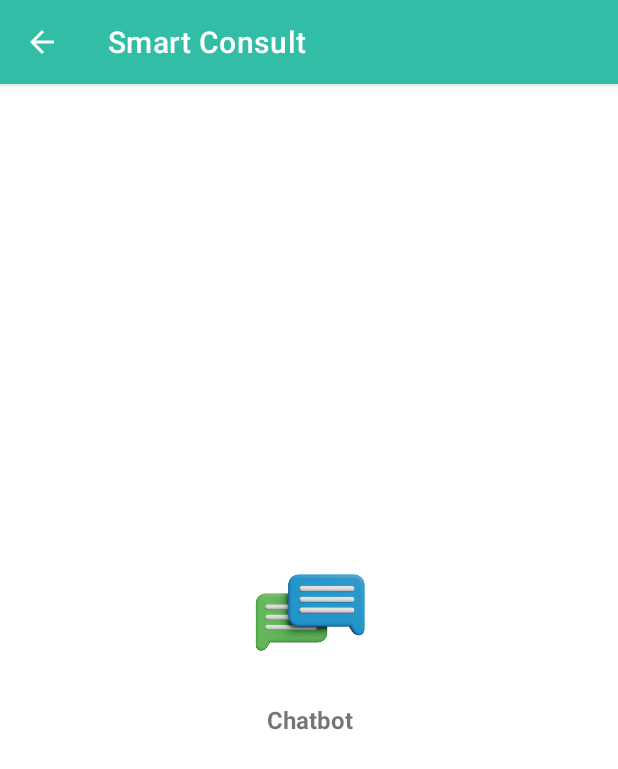
After one commit to Muqorrobin22/chatbot-with-kotlin-and-python, an Android app: the MenuActivity screen opened directly, with no data from a screen before it, on a phone screen of 412 x 824 dp. The commit adds this screen. Shown: the top 769 px of the screen. Run offline under Robolectric (Android 15) with nearby library versions, the phone set to English and light mode, and no system bars; our stand-ins replace data binding.

Commit message:
adding navigation functionality through application done

```diff
--- /dev/null
+++ b/app/src/main/java/com/example/chatbot_app_pa/ui/MenuActivity.kt
@@ -0,0 +1,27 @@
+package com.example.chatbot_app_pa.ui
+
+import android.content.Intent
+import android.os.Bundle
+import android.widget.Button
+import androidx.appcompat.app.AppCompatActivity
+import androidx.constraintlayout.widget.ConstraintLayout
+import com.example.chatbot_app_pa.R
+import com.example.chatbot_app_pa.databinding.ActivityMenuBinding
+
+class MenuActivity : AppCompatActivity() {
+
+    override fun onCreate(savedInstanceState: Bundle?) {
+        super.onCreate(savedInstanceState)
+
+        val binding = ActivityMenuBinding.inflate(layoutInflater)
+        setContentView(binding.root)
+
+
+        val button = findViewById<ConstraintLayout>(R.id.chatbot_menu)
+        button.setOnClickListener {
+            val intent = Intent(this, MainActivity::class.java)
+            startActivity(intent)
+        }
+
+    }
+}
--- a/app/src/main/res/layout/activity_menu.xml
+++ b/app/src/main/res/layout/activity_menu.xml
@@ -1,4 +1,5 @@
 <?xml version="1.0" encoding="utf-8"?>
+<layout>
     <androidx.constraintlayout.widget.ConstraintLayout xmlns:android="http://schemas.android.com/apk/res/android"
         xmlns:app="http://schemas.android.com/apk/res-auto"
         xmlns:tools="http://schemas.android.com/tools"
@@ -44,3 +45,4 @@
 
         </androidx.constraintlayout.widget.ConstraintLayout>
     </androidx.constraintlayout.widget.ConstraintLayout>
+</layout>
```
Also changed, not shown: app/src/main/AndroidManifest.xml (+21 -1 lines), app/src/main/java/com/example/chatbot_app_pa/ui/WelcomeActivity.kt (added, +29 -0 lines). Lines whose indentation alone changed are shown as unchanged.
